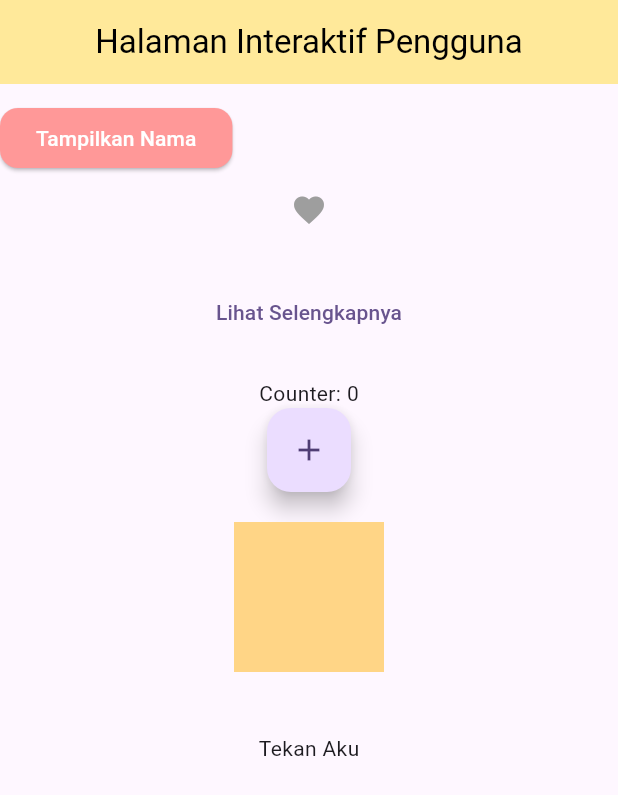
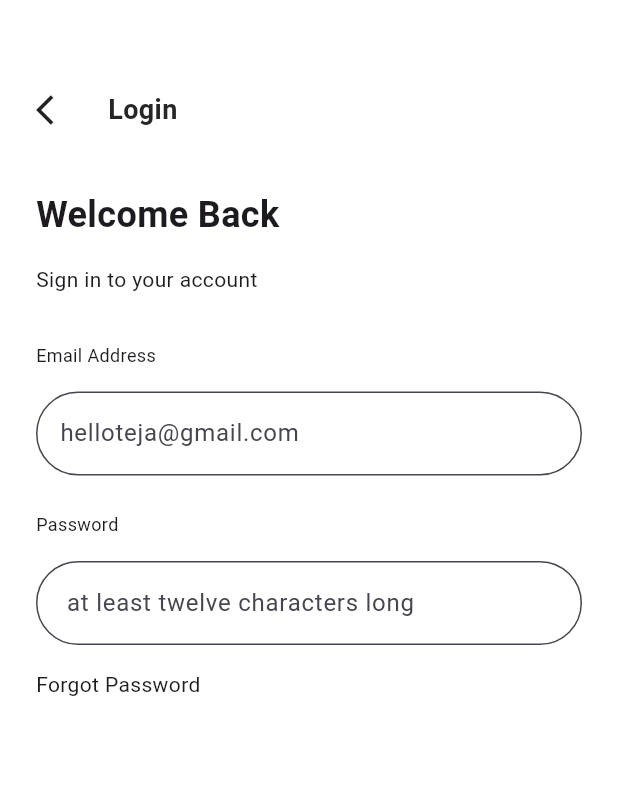
Before and after one commit to shellasagita/ppkd_b_2, a Flutter app: the screen it shows after launch, on a phone screen of 412 x 824 dp. Shown: the top 795 px of the screen. Run offline on Flutter 3.47's test engine with Material 3 defaults, Android fonts, the phone set to English and light mode, and no system bars.

Commit message:
first initial tugas 6 flutter

```diff
--- a/lib/main.dart
+++ b/lib/main.dart
@@ -9,6 +9,7 @@ import 'package:ppkd_b_2/meet_4/tugas_3_flutter.dart';
 import 'package:ppkd_b_2/meet_4/tugas_4_flutter.dart';
 import 'package:ppkd_b_2/meet_5/meet_5.dart';
 import 'package:ppkd_b_2/meet_5/tugas_5_flutter.dart';
+import 'package:ppkd_b_2/meet_5/tugas_6_flutter.dart';
 // import 'package:ppkd_b_2/meet_2/meet_2.dart';
 
 void main() {
@@ -27,7 +28,7 @@ class MyApp extends StatelessWidget {
       theme: ThemeData(
         colorScheme: ColorScheme.fromSeed(seedColor: Colors.deepPurple),
       ),
-      home: const Tugas5HalamanInteraksi(),
+      home: const Tugas6DesainFigma(),
     );
   }
 }
--- /dev/null
+++ b/lib/meet_5/tugas_6_flutter.dart
@@ -0,0 +1,157 @@
+import 'package:flutter/material.dart';
+
+class Tugas6DesainFigma extends StatefulWidget {
+  const Tugas6DesainFigma({super.key});
+
+  @override
+  State<Tugas6DesainFigma> createState() => _Tugas6DesainFigmaState();
+}
+
+class _Tugas6DesainFigmaState extends State<Tugas6DesainFigma> {
+  bool isPasswordVisible = false;
+  @override
+  Widget build(BuildContext context) {
+    // var appBar = AppBar(
+    //   leading: Padding(
+    //     padding: const EdgeInsets.only(left: 24),
+    //     child: Icon(Icons.arrow_back_ios),
+    //   ),
+    //   title: Padding(child: Text('Login')),
+    //   titleTextStyle: TextStyle(
+    //     fontSize: 18,
+    //     fontWeight: FontWeight.bold,
+    //     color: Color(0xff262626),
+    //   ),
+
+    return Scaffold(
+      backgroundColor: Colors.white,
+      // appBar: appBar,
+      body: Padding(
+        padding: const EdgeInsets.symmetric(horizontal: 24),
+        child: Column(
+          crossAxisAlignment: CrossAxisAlignment.start,
+          children: [
+            Container(
+              // color: Colors.red,
+              padding: const EdgeInsets.only(top: 60),
+              child: Row(
+                children: [
+                  Icon(Icons.arrow_back_ios),
+                  SizedBox(width: 24),
+                  Text(
+                    "Login",
+                    style: TextStyle(
+                      fontSize: 18,
+                      fontWeight: FontWeight.bold,
+                      color: Color(0xff262626),
+                    ),
+                  ),
+                ],
+              ),
+            ),
+            Column(
+              children: [
+                SizedBox(height: 40),
+                Text(
+                  'Welcome Back',
+                  style: TextStyle(fontSize: 24, fontWeight: FontWeight.w700),
+                ),
+              ],
+            ),
+            Column(
+              children: [
+                SizedBox(height: 16),
+                Text(
+                  'Sign in to your account',
+                  style: TextStyle(fontSize: 14, fontWeight: FontWeight.w400),
+                ),
+              ],
+            ),
+            Column(
+              crossAxisAlignment: CrossAxisAlignment.start,
+              children: [
+                SizedBox(height: 32),
+                Text(
+                  'Email Address',
+                  style: TextStyle(fontSize: 12, fontWeight: FontWeight.w400),
+                ),
+                SizedBox(height: 16),
+                TextField(
+                  decoration: InputDecoration(
+                    filled: true,
+                    fillColor: Colors.white,
+                    hintText: 'helloteja@gmail.com',
+                    border: OutlineInputBorder(
+                      borderRadius: BorderRadius.circular(32),
+                      borderSide: BorderSide(
+                        width: 1,
+                        color: Color(0xff0F0D23),
+                      ),
+                    ),
+
+                    focusedBorder: OutlineInputBorder(
+                      borderRadius: BorderRadius.circular(32),
+                      borderSide: BorderSide(
+                        width: 1,
+                        color: Color(0xff888888),
+                      ),
+                    ),
+                  ),
+                ),
+                SizedBox(height: 24),
+                Text(
+                  'Password',
+                  style: TextStyle(fontSize: 12, fontWeight: FontWeight.w400),
+                ),
+                SizedBox(height: 16),
+                TextField(
+                  decoration: InputDecoration(
+                    filled: true,
+                    fillColor: Colors.white,
+                    hintText: ' at least twelve characters long',
+                    border: OutlineInputBorder(
+                      borderRadius: BorderRadius.circular(32),
+                      borderSide: BorderSide(
+                        width: 1,
+                        color: Color(0xff0F0D23),
+                      ),
+                    ),
+
+                    focusedBorder: OutlineInputBorder(
+                      borderRadius: BorderRadius.circular(32),
+                      borderSide: BorderSide(
+                        width: 1,
+                        color: Color(0xff888888),
+                      ),
+                    ),
+                  ),
+                ),
+                Column(
+                  children: [
+                    SizedBox(height: 16),
+                    Row(children: [Text('Forgot Password')]),
+                  ],
+                ),
+              ],
+            ),
+            // TextField(
+            //   obscureText: isPasswordVisible ? false : true,
+            //   decoration: InputDecoration(
+            //     suffixIcon: IconButton(
+            //       onPressed: () {
+            //         setState(() {
+            //           isPasswordVisible = !isPasswordVisible;
+            //         });
+            //       },
+            //       icon: Icon(
+            //         isPasswordVisible ? Icons.visibility : Icons.visibility_off,
+            //       ),
+            //     ),
+            //   ),
+            // ),
+          ],
+        ),
+      ),
+    );
+  }
+}
```
